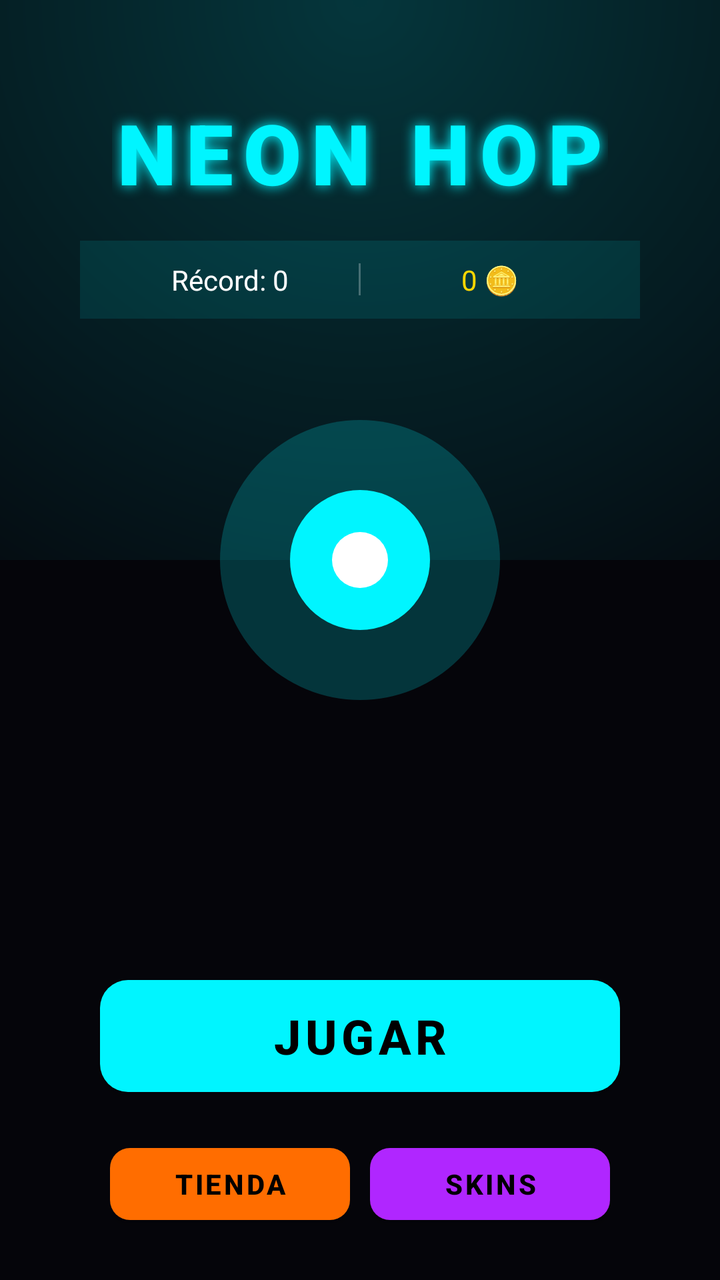
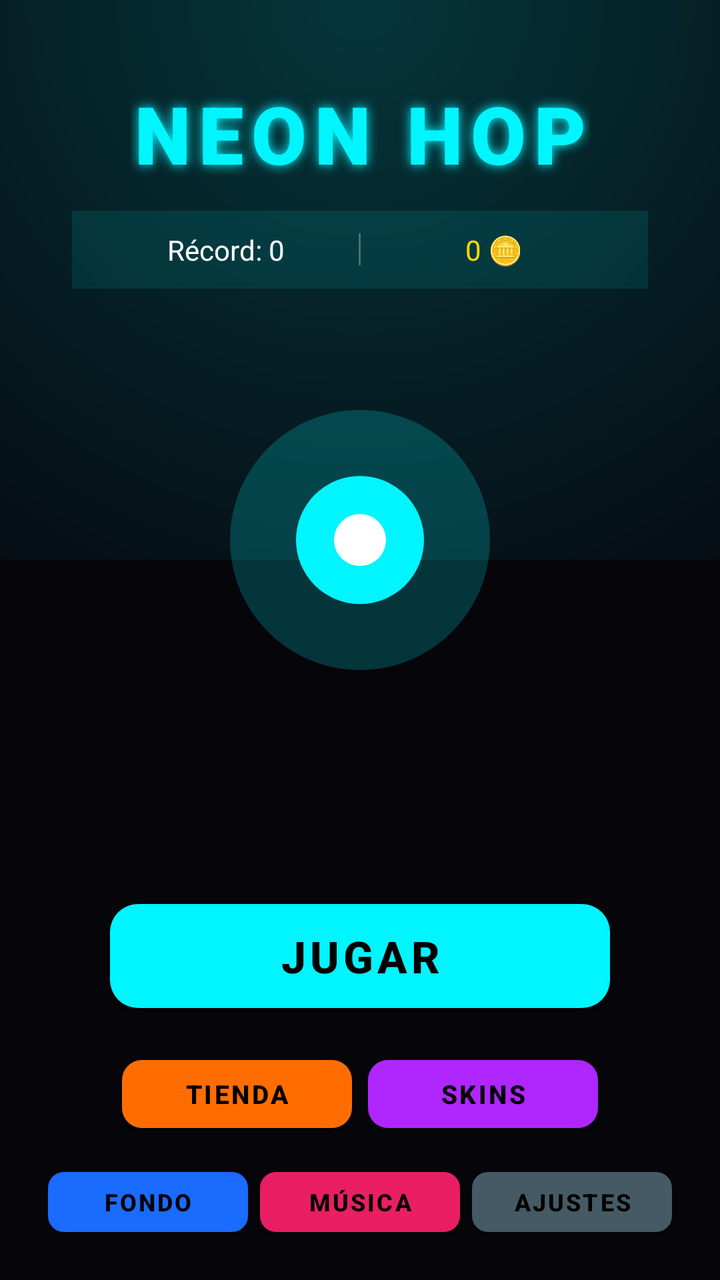

Screens rendered from an Android XML layout before and after an edit, with the pre-edit source and the edit as a unified diff.
<!-- AndroidManifest.xml: activity theme Theme.NeonRush -->
<!-- res/layout/activity_main.xml -->
<?xml version="1.0" encoding="utf-8"?>
<androidx.constraintlayout.widget.ConstraintLayout
    xmlns:android="http://schemas.android.com/apk/res/android"
    xmlns:app="http://schemas.android.com/apk/res-auto"
    android:layout_width="match_parent"
    android:layout_height="match_parent"
    android:background="#05050A">

    <View
        android:id="@+id/topGlow"
        android:layout_width="match_parent"
        android:layout_height="280dp"
        android:background="@drawable/bg_top_glow"
        app:layout_constraintTop_toTopOf="parent" />

    
    <FrameLayout
        android:id="@+id/characterPreview"
        android:layout_width="140dp"
        android:layout_height="140dp"
        app:layout_constraintTop_toTopOf="parent"
        app:layout_constraintBottom_toBottomOf="parent"
        app:layout_constraintStart_toStartOf="parent"
        app:layout_constraintEnd_toEndOf="parent"
        android:layout_marginBottom="80dp">

        <View
            android:layout_width="140dp"
            android:layout_height="140dp"
            android:background="@drawable/character_glow"
            android:layout_gravity="center" />

        <View
            android:layout_width="70dp"
            android:layout_height="70dp"
            android:background="@drawable/character_body"
            android:layout_gravity="center" />

        <View
            android:layout_width="28dp"
            android:layout_height="28dp"
            android:background="@drawable/character_core"
            android:layout_gravity="center" />
    </FrameLayout>

    <TextView
        android:id="@+id/tvTitle"
        android:layout_width="wrap_content"
        android:layout_height="wrap_content"
        android:text="NEON HOP"
        android:textColor="#00F5FF"
        android:textSize="42sp"
        android:textStyle="bold"
        android:fontFamily="sans-serif-black"
        android:letterSpacing="0.12"
        android:shadowColor="#00F5FF"
        android:shadowRadius="16"
        app:layout_constraintTop_toTopOf="parent"
        app:layout_constraintStart_toStartOf="parent"
        app:layout_constraintEnd_toEndOf="parent"
        android:layout_marginTop="48dp" />

    <LinearLayout
        android:id="@+id/statsBar"
        android:layout_width="0dp"
        android:layout_height="wrap_content"
        android:orientation="horizontal"
        android:gravity="center"
        android:padding="10dp"
        android:background="#1A00F5FF"
        app:layout_constraintTop_toBottomOf="@id/tvTitle"
        app:layout_constraintStart_toStartOf="parent"
        app:layout_constraintEnd_toEndOf="parent"
        android:layout_marginTop="16dp"
        android:layout_marginStart="40dp"
        android:layout_marginEnd="40dp">

        <TextView
            android:id="@+id/tvHighScore"
            android:layout_width="0dp"
            android:layout_height="wrap_content"
            android:layout_weight="1"
            android:text="Récord: 0"
            android:textColor="#FFFFFF"
            android:textSize="14sp"
            android:gravity="center" />

        <View
            android:layout_width="1dp"
            android:layout_height="16dp"
            android:background="#44FFFFFF" />

        <TextView
            android:id="@+id/tvCoins"
            android:layout_width="0dp"
            android:layout_height="wrap_content"
            android:layout_weight="1"
            android:text="0 🪙"
            android:textColor="#FFD700"
            android:textSize="14sp"
            android:gravity="center" />
    </LinearLayout>

    <com.google.android.material.button.MaterialButton
        android:id="@+id/btnPlay"
        android:layout_width="260dp"
        android:layout_height="68dp"
        android:text="JUGAR"
        android:textSize="24sp"
        android:textStyle="bold"
        android:textColor="#000000"
        app:backgroundTint="#00F5FF"
        app:cornerRadius="14dp"
        app:layout_constraintBottom_toTopOf="@id/secondaryButtons"
        app:layout_constraintStart_toStartOf="parent"
        app:layout_constraintEnd_toEndOf="parent"
        android:layout_marginBottom="16dp" />

    <LinearLayout
        android:id="@+id/secondaryButtons"
        android:layout_width="wrap_content"
        android:layout_height="wrap_content"
        android:orientation="horizontal"
        android:gravity="center"
        app:layout_constraintBottom_toTopOf="@id/adBannerContainer"
        app:layout_constraintStart_toStartOf="parent"
        app:layout_constraintEnd_toEndOf="parent"
        android:layout_marginBottom="24dp">

        <com.google.android.material.button.MaterialButton
            android:id="@+id/btnShop"
            android:layout_width="120dp"
            android:layout_height="48dp"
            android:text="TIENDA"
            android:textSize="14sp"
            android:textStyle="bold"
            app:backgroundTint="#FF6D00"
            app:cornerRadius="10dp"
            android:layout_marginEnd="10dp" />

        <com.google.android.material.button.MaterialButton
            android:id="@+id/btnSkins"
            android:layout_width="120dp"
            android:layout_height="48dp"
            android:text="SKINS"
            android:textSize="14sp"
            android:textStyle="bold"
            app:backgroundTint="#B026FF"
            app:cornerRadius="10dp" />
    </LinearLayout>

    <FrameLayout
        android:id="@+id/adBannerContainer"
        android:layout_width="match_parent"
        android:layout_height="wrap_content"
        app:layout_constraintBottom_toBottomOf="parent"
        app:layout_constraintStart_toStartOf="parent"
        app:layout_constraintEnd_toEndOf="parent" />

</androidx.constraintlayout.widget.ConstraintLayout>
<!-- resources referenced by this layout -->
<resources>
  <!-- drawable bg_top_glow (drawable) -->
  <?xml version="1.0" encoding="utf-8"?>
  <shape xmlns:android="http://schemas.android.com/apk/res/android">
      <gradient
          android:type="radial"
          android:gradientRadius="400dp"
          android:centerX="0.5"
          android:centerY="0.0"
          android:startColor="#3300F5FF"
          android:endColor="#0005050A" />
  </shape>
  <!-- drawable character_body (drawable) -->
  <?xml version="1.0" encoding="utf-8"?>
  <shape xmlns:android="http://schemas.android.com/apk/res/android" android:shape="oval">
      <solid android:color="#00F5FF" />
  </shape>
  <!-- drawable character_core (drawable) -->
  <?xml version="1.0" encoding="utf-8"?>
  <shape xmlns:android="http://schemas.android.com/apk/res/android" android:shape="oval">
      <solid android:color="#FFFFFF" />
  </shape>
  <!-- drawable character_glow (drawable) -->
  <?xml version="1.0" encoding="utf-8"?>
  <shape xmlns:android="http://schemas.android.com/apk/res/android" android:shape="oval">
      <solid android:color="#3300F5FF" />
  </shape>
  <style name="Theme.NeonRush" parent="Theme.MaterialComponents.DayNight.NoActionBar">
          <item name="colorPrimary">@color/neon_cyan</item>
          <item name="colorPrimaryVariant">@color/neon_purple</item>
          <item name="colorOnPrimary">@color/black</item>
          <item name="colorSecondary">@color/neon_magenta</item>
          <item name="android:statusBarColor">@color/darker_bg</item>
          <item name="android:navigationBarColor">@color/darker_bg</item>
          <item name="android:windowBackground">@color/dark_bg</item>
      </style>
  <color name="neon_cyan">#FF00F5FF</color>
  <color name="neon_purple">#FFB026FF</color>
  <color name="black">#FF000000</color>
  <color name="neon_magenta">#FFFF00E5</color>
  <color name="darker_bg">#FF050508</color>
  <color name="dark_bg">#FF0A0A12</color>
</resources>

<!-- the commit's change to res/layout/activity_main.xml (unified diff, before → after) -->
@@ -16,29 +16,27 @@
     
     <FrameLayout
         android:id="@+id/characterPreview"
-        android:layout_width="140dp"
-        android:layout_height="140dp"
+        android:layout_width="130dp"
+        android:layout_height="130dp"
         app:layout_constraintTop_toTopOf="parent"
         app:layout_constraintBottom_toBottomOf="parent"
         app:layout_constraintStart_toStartOf="parent"
         app:layout_constraintEnd_toEndOf="parent"
-        android:layout_marginBottom="80dp">
-
-        <View
-            android:layout_width="140dp"
-            android:layout_height="140dp"
+        android:layout_marginBottom="100dp">
+
+        <View
+            android:layout_width="130dp"
+            android:layout_height="130dp"
             android:background="@drawable/character_glow"
             android:layout_gravity="center" />
-
-        <View
-            android:layout_width="70dp"
-            android:layout_height="70dp"
+        <View
+            android:layout_width="64dp"
+            android:layout_height="64dp"
             android:background="@drawable/character_body"
             android:layout_gravity="center" />
-
-        <View
-            android:layout_width="28dp"
-            android:layout_height="28dp"
+        <View
+            android:layout_width="26dp"
+            android:layout_height="26dp"
             android:background="@drawable/character_core"
             android:layout_gravity="center" />
     </FrameLayout>
@@ -49,16 +47,16 @@
         android:layout_height="wrap_content"
         android:text="NEON HOP"
         android:textColor="#00F5FF"
-        android:textSize="42sp"
+        android:textSize="40sp"
         android:textStyle="bold"
         android:fontFamily="sans-serif-black"
-        android:letterSpacing="0.12"
+        android:letterSpacing="0.1"
         android:shadowColor="#00F5FF"
-        android:shadowRadius="16"
+        android:shadowRadius="14"
         app:layout_constraintTop_toTopOf="parent"
         app:layout_constraintStart_toStartOf="parent"
         app:layout_constraintEnd_toEndOf="parent"
-        android:layout_marginTop="48dp" />
+        android:layout_marginTop="40dp" />
 
     <LinearLayout
         android:id="@+id/statsBar"
@@ -71,9 +69,9 @@
         app:layout_constraintTop_toBottomOf="@id/tvTitle"
         app:layout_constraintStart_toStartOf="parent"
         app:layout_constraintEnd_toEndOf="parent"
-        android:layout_marginTop="16dp"
-        android:layout_marginStart="40dp"
-        android:layout_marginEnd="40dp">
+        android:layout_marginTop="12dp"
+        android:layout_marginStart="36dp"
+        android:layout_marginEnd="36dp">
 
         <TextView
             android:id="@+id/tvHighScore"
@@ -101,54 +99,99 @@
             android:gravity="center" />
     </LinearLayout>
 
+    
     <com.google.android.material.button.MaterialButton
         android:id="@+id/btnPlay"
-        android:layout_width="260dp"
-        android:layout_height="68dp"
+        android:layout_width="250dp"
+        android:layout_height="64dp"
         android:text="JUGAR"
-        android:textSize="24sp"
+        android:textSize="22sp"
         android:textStyle="bold"
         android:textColor="#000000"
         app:backgroundTint="#00F5FF"
         app:cornerRadius="14dp"
-        app:layout_constraintBottom_toTopOf="@id/secondaryButtons"
-        app:layout_constraintStart_toStartOf="parent"
-        app:layout_constraintEnd_toEndOf="parent"
-        android:layout_marginBottom="16dp" />
-
+        app:layout_constraintBottom_toTopOf="@id/rowButtons1"
+        app:layout_constraintStart_toStartOf="parent"
+        app:layout_constraintEnd_toEndOf="parent"
+        android:layout_marginBottom="14dp" />
+
+    
     <LinearLayout
-        android:id="@+id/secondaryButtons"
+        android:id="@+id/rowButtons1"
         android:layout_width="wrap_content"
         android:layout_height="wrap_content"
         android:orientation="horizontal"
-        android:gravity="center"
-        app:layout_constraintBottom_toTopOf="@id/adBannerContainer"
-        app:layout_constraintStart_toStartOf="parent"
-        app:layout_constraintEnd_toEndOf="parent"
-        android:layout_marginBottom="24dp">
+        app:layout_constraintBottom_toTopOf="@id/rowButtons2"
+        app:layout_constraintStart_toStartOf="parent"
+        app:layout_constraintEnd_toEndOf="parent"
+        android:layout_marginBottom="10dp">
 
         <com.google.android.material.button.MaterialButton
             android:id="@+id/btnShop"
-            android:layout_width="120dp"
-            android:layout_height="48dp"
+            android:layout_width="115dp"
+            android:layout_height="46dp"
             android:text="TIENDA"
-            android:textSize="14sp"
+            android:textSize="13sp"
             android:textStyle="bold"
             app:backgroundTint="#FF6D00"
             app:cornerRadius="10dp"
-            android:layout_marginEnd="10dp" />
+            android:layout_marginEnd="8dp" />
 
         <com.google.android.material.button.MaterialButton
             android:id="@+id/btnSkins"
-            android:layout_width="120dp"
-            android:layout_height="48dp"
+            android:layout_width="115dp"
+            android:layout_height="46dp"
             android:text="SKINS"
-            android:textSize="14sp"
+            android:textSize="13sp"
             android:textStyle="bold"
             app:backgroundTint="#B026FF"
             app:cornerRadius="10dp" />
     </LinearLayout>
 
+    
+    <LinearLayout
+        android:id="@+id/rowButtons2"
+        android:layout_width="wrap_content"
+        android:layout_height="wrap_content"
+        android:orientation="horizontal"
+        app:layout_constraintBottom_toTopOf="@id/adBannerContainer"
+        app:layout_constraintStart_toStartOf="parent"
+        app:layout_constraintEnd_toEndOf="parent"
+        android:layout_marginBottom="18dp">
+
+        <com.google.android.material.button.MaterialButton
+            android:id="@+id/btnBackground"
+            android:layout_width="100dp"
+            android:layout_height="42dp"
+            android:text="FONDO"
+            android:textSize="12sp"
+            android:textStyle="bold"
+            app:backgroundTint="#1A6BFF"
+            app:cornerRadius="8dp"
+            android:layout_marginEnd="6dp" />
+
+        <com.google.android.material.button.MaterialButton
+            android:id="@+id/btnMusic"
+            android:layout_width="100dp"
+            android:layout_height="42dp"
+            android:text="MÚSICA"
+            android:textSize="12sp"
+            android:textStyle="bold"
+            app:backgroundTint="#E91E63"
+            app:cornerRadius="8dp"
+            android:layout_marginEnd="6dp" />
+
+        <com.google.android.material.button.MaterialButton
+            android:id="@+id/btnSettings"
+            android:layout_width="100dp"
+            android:layout_height="42dp"
+            android:text="AJUSTES"
+            android:textSize="12sp"
+            android:textStyle="bold"
+            app:backgroundTint="#455A64"
+            app:cornerRadius="8dp" />
+    </LinearLayout>
+
     <FrameLayout
         android:id="@+id/adBannerContainer"
         android:layout_width="match_parent"
